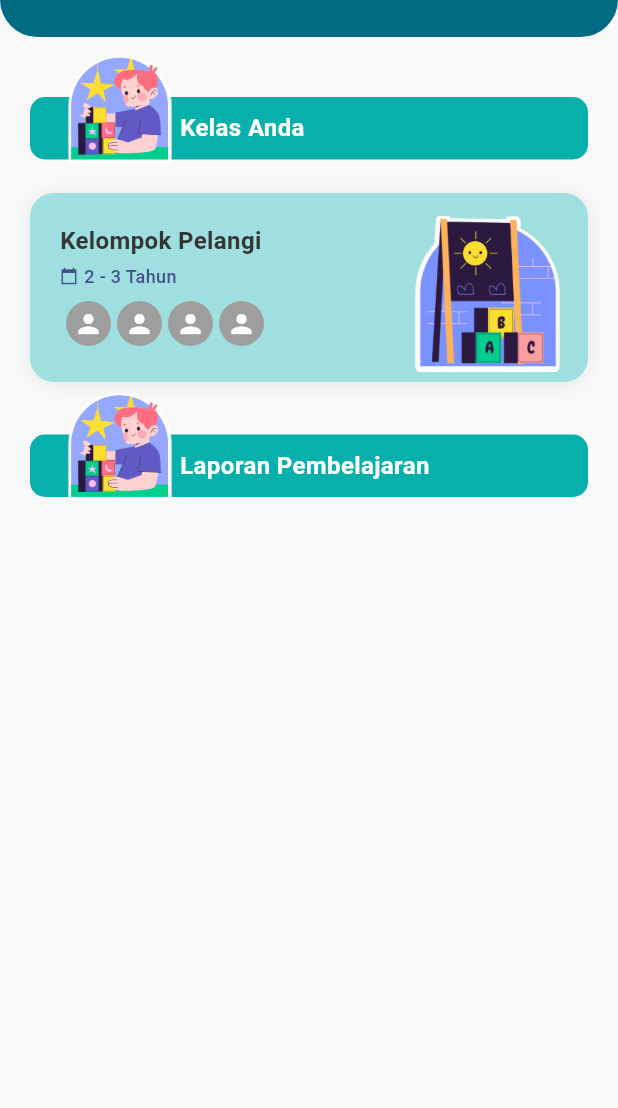
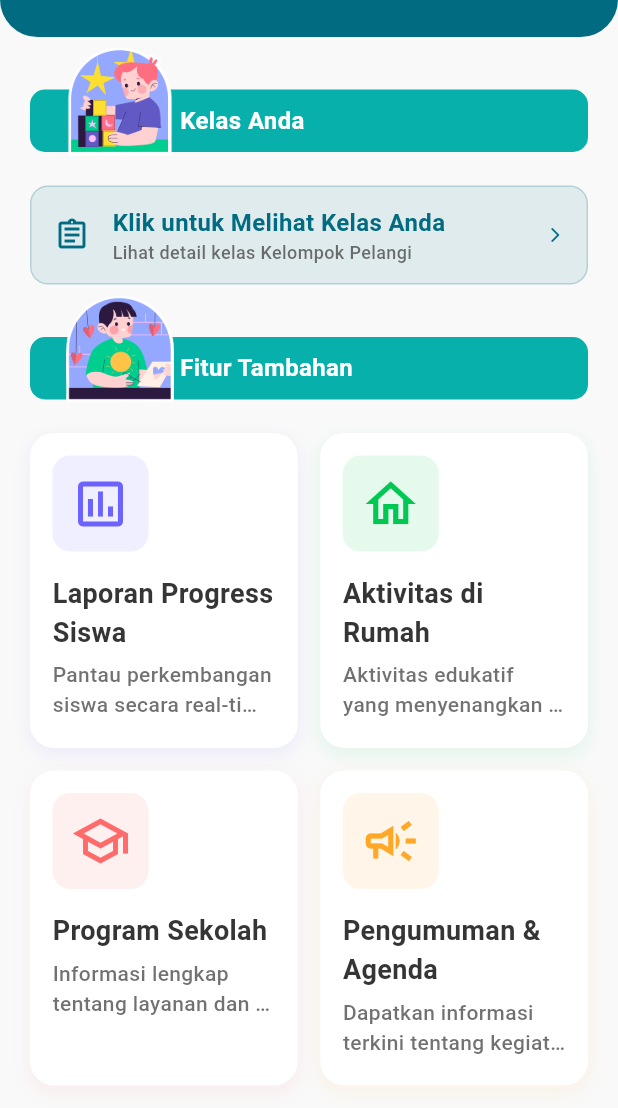
Before and after one commit to NamkuGavin/talentaku_app_guru, a Flutter app: the HomeScreen screen opened by its route, on a phone screen of 412 x 824 dp, the part 128-1236 px from its top. Run offline on Flutter 3.47's test engine with Material 3 defaults, Android fonts, the phone set to English and light mode, and no system bars; our stand-ins replace crystal_navigation_bar, get, iconly, image_picker; Roboto replaces fonts that are missing (Manrope).

Commit message:
Feat: [NR] HomeScreen Revision

```diff
--- a/lib/controllers/home_controller.dart
+++ b/lib/controllers/home_controller.dart
@@ -1,3 +1,4 @@
+import 'package:flutter/material.dart';
 import 'package:get/get.dart';
 import 'package:talentaku_app_guru/models/broadcast_event.dart';
 import 'package:talentaku_app_guru/models/categories_event.dart';
@@ -21,13 +22,10 @@ class HomeController extends GetxController {
       image: 'images/boy1.png',
     ),
     CategoryEvent(
-      title: 'Program Tambahan',
+      title: 'Fitur Tambahan',
       image: 'images/boy2.png',
     ),
-    CategoryEvent(
-      title: 'Laporan Pembelajaran',
-      image: 'images/boy1.png',
-    ),
+
   ];
 
   List<ClassEvent> classEvents = [
@@ -38,26 +36,31 @@ class HomeController extends GetxController {
     ),
   ];
 
-  List<Map<String, String>> programDetails = [
+
+  List<Map<String, dynamic>> schoolFeatures = [
     {
-      'title': 'Terapi Wicara',
-      'description': 'Lorem ipsum dolor sit amet...',
-      'image': 'images/terapiwicara.png',
+      'title': 'Laporan Progress Siswa',
+      'description': 'Pantau perkembangan siswa secara real-time dengan laporan digital yang mudah diakses',
+      'icon': Icons.assessment_outlined,
+      'color': Color(0xFF6C63FF),
     },
     {
-      'title': 'Terapi Wicara',
-      'description': 'Lorem ipsum dolor sit amet...',
-      'image': 'images/terapiwicara.png',
+      'title': 'Aktivitas di Rumah',
+      'description': 'Aktivitas edukatif yang menyenangkan untuk dilakukan bersama orang tua di rumah',
+      'icon': Icons.home_outlined,
+      'color': Color(0xFF00C853),
     },
     {
-      'title': 'Terapi Wicara',
-      'description': 'Lorem ipsum dolor sit amet...',
-      'image': 'images/terapiwicara.png',
+      'title': 'Program Sekolah',
+      'description': 'Informasi lengkap tentang layanan dan program tambahan sekolah',
+      'icon': Icons.school_outlined,
+      'color': Color(0xFFFF6B6B),
     },
     {
-      'title': 'Terapi Wicara',
-      'description': 'Lorem ipsum dolor sit amet...',
-      'image': 'images/terapiwicara.png',
+      'title': 'Pengumuman & Agenda',
+      'description': 'Dapatkan informasi terkini tentang kegiatan dan agenda sekolah',
+      'icon': Icons.campaign_outlined,
+      'color': Color(0xFFFFA726),
     },
   ];
 
--- a/lib/views/home/home_screen.dart
+++ b/lib/views/home/home_screen.dart
@@ -2,11 +2,13 @@ import 'package:flutter/material.dart';
 import 'package:get/get.dart';
 import 'package:talentaku_app_guru/constants/app_colors.dart';
 import 'package:talentaku_app_guru/constants/app_sizes.dart';
+import 'package:talentaku_app_guru/constants/app_text_styles.dart';
 import 'package:talentaku_app_guru/controllers/home_controller.dart';
 import 'package:talentaku_app_guru/widgets/welcome_sign.dart';
 import 'package:talentaku_app_guru/widgets/laporan_preview_card.dart';
-import 'package:talentaku_app_guru/widgets/class_card.dart';
 import 'package:talentaku_app_guru/widgets/categories_line.dart';
+import 'package:talentaku_app_guru/widgets/feature_card.dart';
+import 'package:talentaku_app_guru/widgets/home_class_card.dart';
 
 class HomeScreen extends StatelessWidget {
   const HomeScreen({super.key});
@@ -23,33 +25,37 @@ class HomeScreen extends StatelessWidget {
             crossAxisAlignment: CrossAxisAlignment.start,
             children: [
               const WelcomeSign(),
-              SizedBox(height: AppSizes.spaceXL + 5),
+              SizedBox(height: AppSizes.spaceXL),
 
               // Kelas Anda Section
               CategoriesLine(categoryEvent: controller.categories[0]),
-
-              // Class Card
-              ClassCard(classEvent: controller.classEvents[0]),
+              HomeClassCard(classEvent: controller.classEvents[0]),
 
               SizedBox(height: AppSizes.spaceXL),
 
-              // Laporan Section
-              CategoriesLine(categoryEvent: controller.categories[2]),
-
-              // Laporan Preview Cards
+              // Fitur Aplikasi Section
+              CategoriesLine(categoryEvent: controller.categories[1]),
               Padding(
                 padding: EdgeInsets.symmetric(horizontal: AppSizes.paddingXL),
-                child: SizedBox(
-                  height: AppSizes.laporanCardHeight,
-                  child: ListView.builder(
-                    scrollDirection: Axis.horizontal,
-                    itemCount: controller.laporanPreviews.length,
-                    itemBuilder: (context, index) {
-                      return LaporanPreviewCard(
-                        laporan: controller.laporanPreviews[index],
-                      );
-                    },
+                child: GridView.builder(
+                  shrinkWrap: true,
+                  physics: NeverScrollableScrollPhysics(),
+                  gridDelegate: SliverGridDelegateWithFixedCrossAxisCount(
+                    crossAxisCount: 2,
+                    crossAxisSpacing: AppSizes.spaceM,
+                    mainAxisSpacing: AppSizes.spaceM,
+                    childAspectRatio: 0.85,
                   ),
+                  itemCount: controller.schoolFeatures.length,
+                  itemBuilder: (context, index) {
+                    final feature = controller.schoolFeatures[index];
+                    return FeatureCard(
+                      title: feature['title'],
+                      description: feature['description'],
+                      icon: feature['icon'],
+                      color: feature['color'],
+                    );
+                  },
                 ),
               ),
 
--- /dev/null
+++ b/lib/widgets/feature_card.dart
@@ -0,0 +1,84 @@
+import 'package:flutter/material.dart';
+import 'package:get/get.dart';
+import 'package:talentaku_app_guru/constants/app_colors.dart';
+import 'package:talentaku_app_guru/constants/app_sizes.dart';
+import 'package:talentaku_app_guru/constants/app_text_styles.dart';
+import 'package:talentaku_app_guru/models/info_popup_event.dart';
+import 'package:talentaku_app_guru/widgets/info_popup.dart';
+
+class FeatureCard extends StatelessWidget {
+  final String title;
+  final String description;
+  final IconData icon;
+  final Color color;
+
+  const FeatureCard({
+    Key? key,
+    required this.title,
+    required this.description,
+    required this.icon,
+    this.color = const Color(0xFF6C63FF),
+  }) : super(key: key);
+
+  @override
+  Widget build(BuildContext context) {
+    return GestureDetector(
+      onTap: () {
+        Get.dialog(
+          InfoPopup(
+            popupEvent: InfoPopupEvent(
+              title: 'Fitur dalam Pengembangan',
+              message: 'Fitur ini sedang dalam tahap pengembangan. Silakan tunggu update selanjutnya!',
+              icon: Icons.construction,
+            ),
+          ),
+        );
+      },
+      child: Container(
+        padding: EdgeInsets.all(AppSizes.paddingL),
+        decoration: BoxDecoration(
+          color: Colors.white,
+          borderRadius: BorderRadius.circular(AppSizes.radiusL),
+          boxShadow: [
+            BoxShadow(
+              color: color.withOpacity(0.1),
+              blurRadius: 10,
+              offset: const Offset(0, 4),
+            ),
+          ],
+        ),
+        child: Column(
+          crossAxisAlignment: CrossAxisAlignment.start,
+          children: [
+            Container(
+              padding: EdgeInsets.all(AppSizes.paddingM),
+              decoration: BoxDecoration(
+                color: color.withOpacity(0.1),
+                borderRadius: BorderRadius.circular(AppSizes.radiusM),
+              ),
+              child: Icon(
+                icon,
+                color: color,
+                size: AppSizes.iconXL,
+              ),
+            ),
+            SizedBox(height: AppSizes.spaceM),
+            Text(
+              title,
+              style: AppTextStyles.heading3,
+            ),
+            SizedBox(height: AppSizes.spaceXS),
+            Text(
+              description,
+              style: AppTextStyles.bodyMedium.copyWith(
+                color: AppColors.textPrimary.withOpacity(0.7),
+              ),
+              maxLines: 2,
+              overflow: TextOverflow.ellipsis,
+            ),
+          ],
+        ),
+      ),
+    );
+  }
+}
--- a/lib/widgets/history_filter.dart
+++ b/lib/widgets/history_filter.dart
@@ -1,5 +1,4 @@
 import 'package:flutter/material.dart';
-import 'package:get/get.dart';
 import 'package:talentaku_app_guru/constants/app_colors.dart';
 import 'package:talentaku_app_guru/constants/app_sizes.dart';
 import 'package:talentaku_app_guru/constants/app_text_styles.dart';
--- /dev/null
+++ b/lib/widgets/home_class_card.dart
@@ -0,0 +1,81 @@
+import 'package:flutter/material.dart';
+import 'package:get/get.dart';
+import 'package:talentaku_app_guru/constants/app_colors.dart';
+import 'package:talentaku_app_guru/constants/app_sizes.dart';
+import 'package:talentaku_app_guru/constants/app_text_styles.dart';
+import 'package:talentaku_app_guru/models/class_event.dart';
+import 'package:talentaku_app_guru/controllers/navigation_controller.dart';
+
+class HomeClassCard extends StatelessWidget {
+  final ClassEvent classEvent;
+
+  const HomeClassCard({
+    Key? key,
+    required this.classEvent,
+  }) : super(key: key);
+
+  @override
+  Widget build(BuildContext context) {
+    return Padding(
+      padding: EdgeInsets.symmetric(horizontal: AppSizes.paddingXL),
+      child: Material(
+        color: Colors.transparent,
+        child: InkWell(
+          onTap: () {
+            final navController = Get.find<NavigationController>();
+            navController.changeIndex(1);
+          },
+          child: Container(
+            padding: EdgeInsets.symmetric(
+              horizontal: AppSizes.paddingL,
+              vertical: AppSizes.paddingM,
+            ),
+            decoration: BoxDecoration(
+              color: AppColors.primary.withOpacity(0.1),
+              borderRadius: BorderRadius.circular(AppSizes.radiusM),
+              border: Border.all(
+                color: AppColors.primary.withOpacity(0.2),
+              ),
+            ),
+            child: Row(
+              children: [
+                Icon(
+                  Icons.assignment_outlined,
+                  color: AppColors.primary,
+                  size: AppSizes.iconL,
+                ),
+                SizedBox(width: AppSizes.spaceM),
+                Expanded(
+                  child: Column(
+                    crossAxisAlignment: CrossAxisAlignment.start,
+                    mainAxisSize: MainAxisSize.min,
+                    children: [
+                      Text(
+                        'Klik untuk Melihat Kelas Anda',
+                        style: AppTextStyles.bodyLarge.copyWith(
+                          color: AppColors.primary,
+                          fontWeight: FontWeight.w600,
+                        ),
+                      ),
+                      Text(
+                        'Lihat detail kelas ${classEvent.groupName}',
+                        style: AppTextStyles.bodySmall.copyWith(
+                          color: AppColors.textPrimary.withOpacity(0.7),
+                        ),
+                      ),
+                    ],
+                  ),
+                ),
+                Icon(
+                  Icons.arrow_forward_ios_rounded,
+                  color: AppColors.primary,
+                  size: AppSizes.iconS,
+                ),
+              ],
+            ),
+          ),
+        ),
+      ),
+    );
+  }
+}
```
